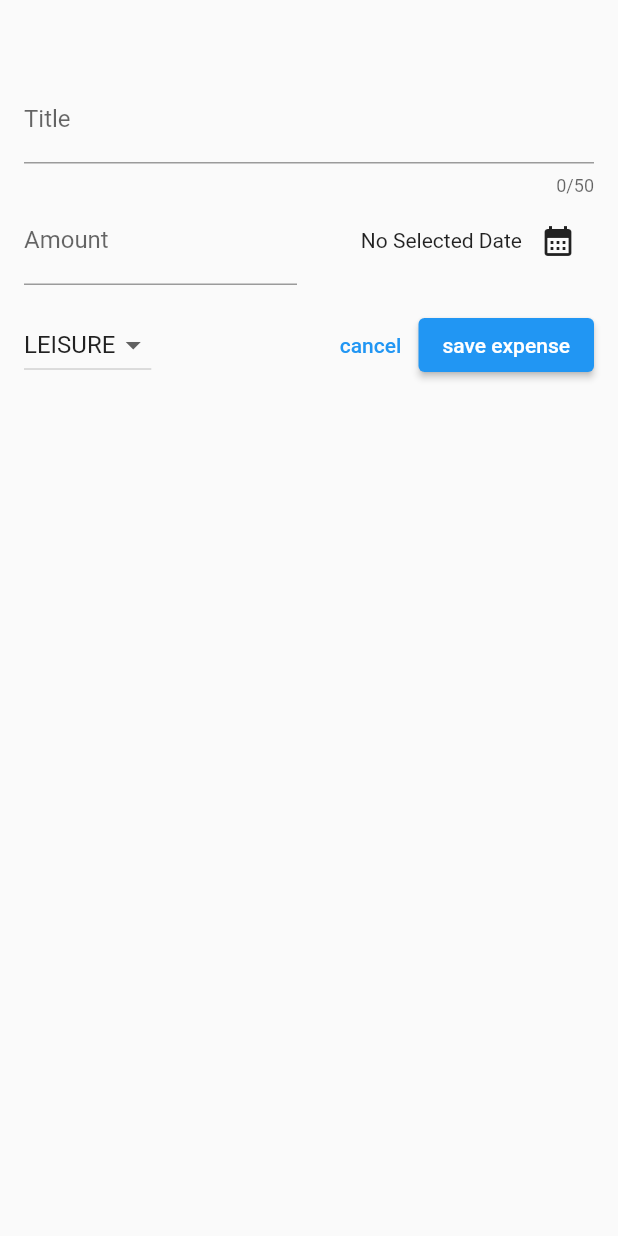
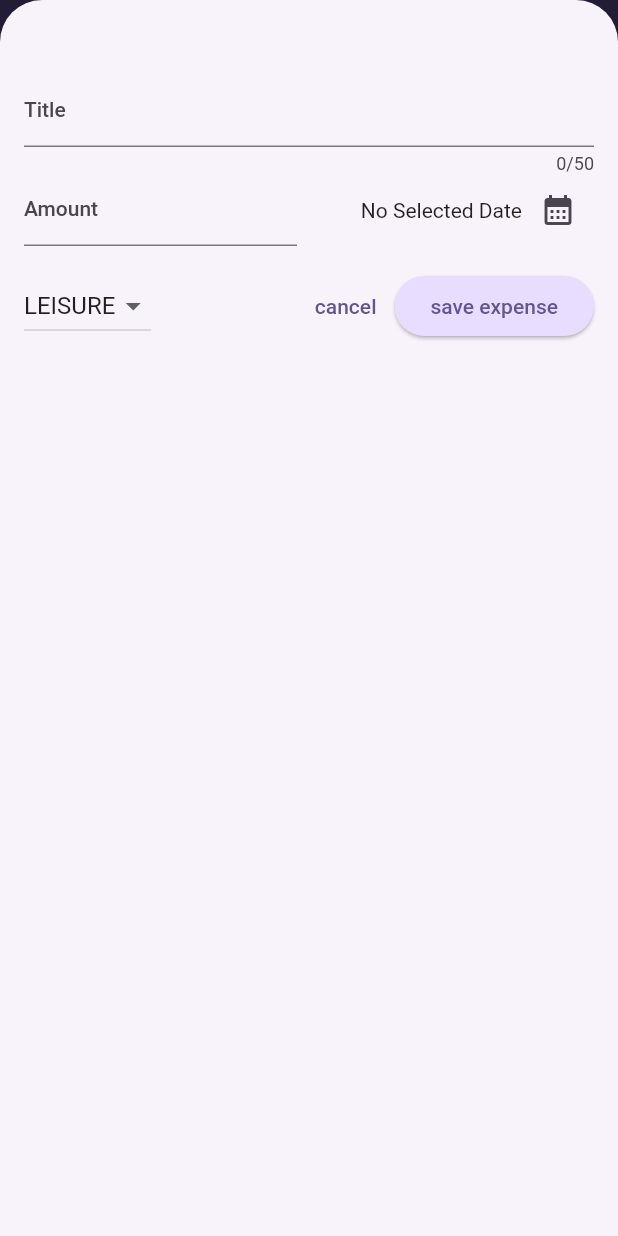
Before and after one commit to Jallouli-Yassine/expense_track_flutter, a Flutter app: the screen it shows after launch, after a tap on the "add" icon, on a phone screen of 412 x 824 dp. Run offline on Flutter 3.47's test engine with Material 2 defaults, Android fonts, the phone set to English and light mode, and no system bars.

Commit message:
some styling

```diff
--- a/lib/main.dart
+++ b/lib/main.dart
@@ -1,10 +1,41 @@
 import 'package:expense_tracker/widgets/expenses.dart';
 import 'package:flutter/material.dart';
 
+var kColorScheme = ColorScheme.fromSeed(
+  seedColor: const Color.fromARGB(255, 96, 59, 181),
+);
+
 void main() {
   runApp(
-    const MaterialApp(
-      home: Expenses(), //
+    MaterialApp(
+      theme: ThemeData().copyWith(
+        useMaterial3: true,
+        colorScheme: kColorScheme,
+        appBarTheme: const AppBarTheme().copyWith(
+          backgroundColor: kColorScheme.onPrimaryContainer,
+          foregroundColor: kColorScheme.primaryContainer,
+        ),
+        cardTheme: const CardTheme().copyWith(
+          color: kColorScheme.secondaryContainer,
+          margin: const EdgeInsets.symmetric(
+            horizontal: 16,
+            vertical: 8,
+          ),
+        ),
+        elevatedButtonTheme: ElevatedButtonThemeData(
+          style: ElevatedButton.styleFrom(
+            backgroundColor: kColorScheme.primaryContainer,
+          ),
+        ),
+        textTheme: ThemeData().textTheme.copyWith(
+              titleLarge: TextStyle(
+                fontWeight: FontWeight.bold,
+                color: kColorScheme.onSecondaryContainer,
+                fontSize: 16,
+              ),
+            ),
+      ),
+      home: const Expenses(), //
     ),
   );
 }
--- a/lib/widgets/expenses_list/expense_item.dart
+++ b/lib/widgets/expenses_list/expense_item.dart
@@ -10,8 +10,12 @@ class ExpenseItem extends StatelessWidget {
       child: Padding(
         padding: const EdgeInsets.symmetric(horizontal: 20, vertical: 16),
         child: Column(
+          crossAxisAlignment: CrossAxisAlignment.start,
           children: [
-            Text(expense.title),
+            Text(
+              expense.title,
+              style: Theme.of(context).textTheme.titleLarge,
+            ),
             const SizedBox(height: 4),
             Row(
               children: [
--- a/lib/widgets/expenses_list/expenses_list.dart
+++ b/lib/widgets/expenses_list/expenses_list.dart
@@ -14,6 +14,12 @@ class ExpenseList extends StatelessWidget {
       itemCount: expensesList.length,
       itemBuilder: (ctx, index) => Dismissible(
         key: ValueKey(expensesList[index]),
+        background: Container(
+          color: Theme.of(context).colorScheme.error.withOpacity(0.75),
+          margin: EdgeInsets.symmetric(
+            horizontal: Theme.of(context).cardTheme.margin!.horizontal,
+          ),
+        ),
         onDismissed: (direction) {
           onDelete(expensesList[index]);
         },
```
